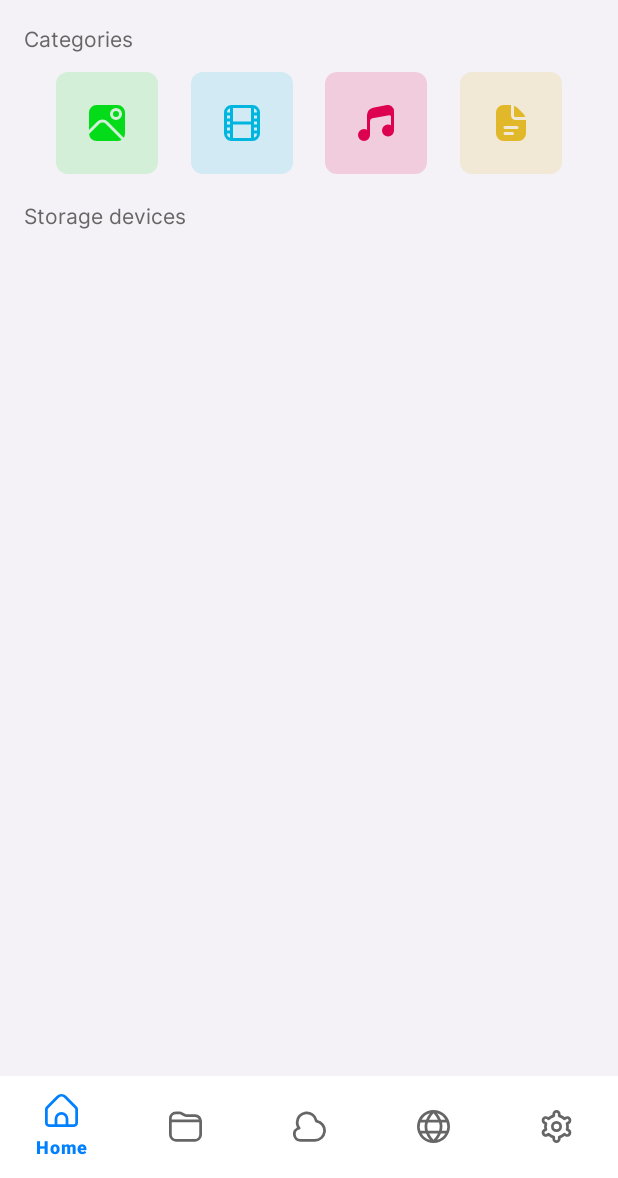
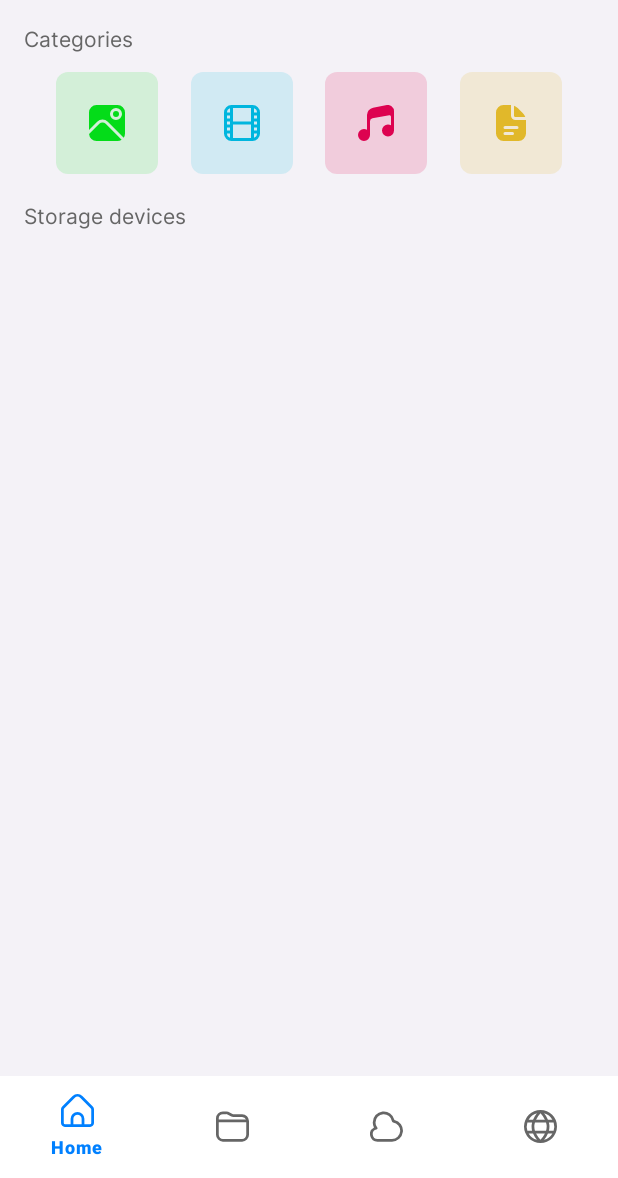
Before and after one commit to luizlealdev/file-manager, an Android app: the MainActivity screen opened directly, with no data from a screen before it, on a phone screen of 412 x 824 dp, the part 58-1236 px from its top. Run offline under Robolectric (Android 15) with nearby library versions, the phone set to English and light mode, and no system bars; our stand-ins replace navigation-ui.

Commit message:
Style: settings option in bottom navigation removed

```diff
--- a/app/src/main/res/menu/bottom_nav_menu.xml
+++ b/app/src/main/res/menu/bottom_nav_menu.xml
@@ -16,8 +16,4 @@
         android:id="@+id/frg_remote"
         android:icon="@drawable/ic_globe"
         android:title="@string/remote" />
-    <item
-        android:id="@+id/frg_setting"
-        android:icon="@drawable/ic_setting"
-        android:title="@string/settings" />
 </menu>
```
